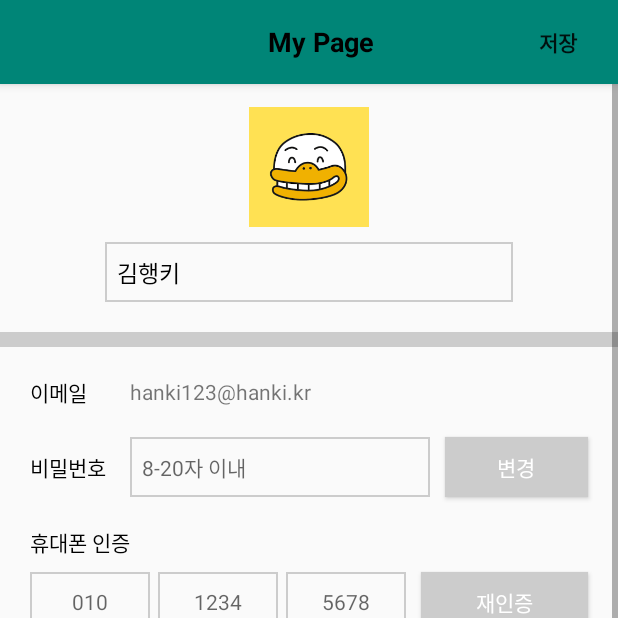
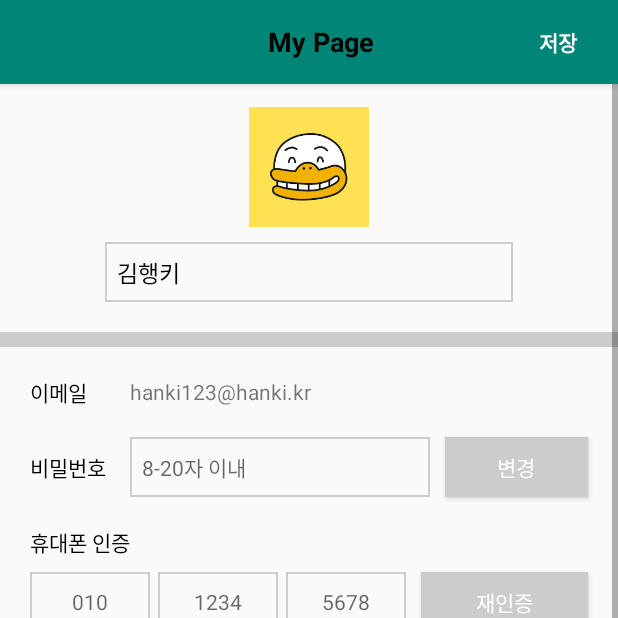
Before and after one commit to sampoo00/HANKI_github, an Android app: the MypageActivity screen opened directly, with no data from a screen before it, on a phone screen of 412 x 824 dp, the top half of it. Run offline under Robolectric (Android 15) with nearby library versions, the phone set to English and light mode, and no system bars.

Commit message:
no message

```diff
--- a/app/src/main/res/values/styles.xml
+++ b/app/src/main/res/values/styles.xml
@@ -20,7 +20,9 @@
         <item name="windowNoTitle">true</item>
     </style>
 
+    <style name="AppTheme.AppBarOverlay" parent="ThemeOverlay.AppCompat.Dark.ActionBar" />
 
+    <style name="AppTheme.PopupOverlay" parent="ThemeOverlay.AppCompat.Light" />
 
 
 </resources>
```
